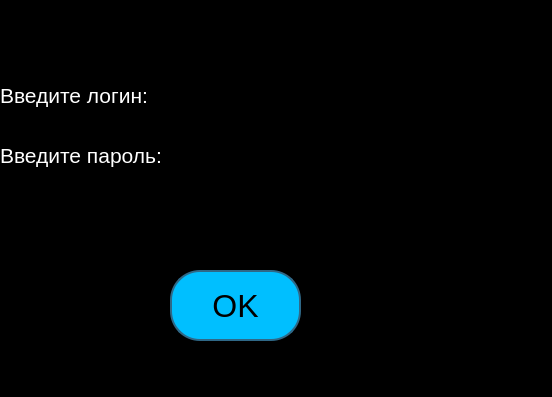
The window that register.ui (bubonka4444/checkers10x10) describes before a commit, drawn with Qt 5.
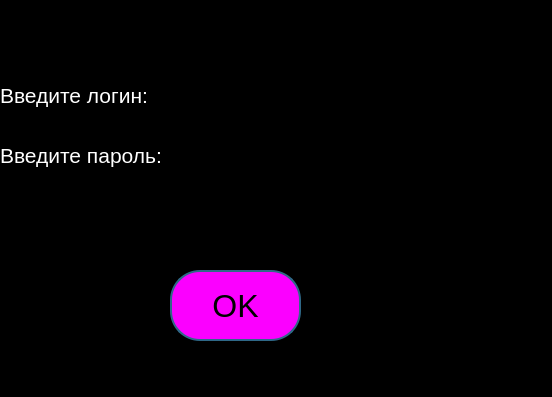
The same window after the commit.

```diff
--- a/register.ui
+++ b/register.ui
@@ -74,7 +74,7 @@
      </font>
     </property>
     <property name="styleSheet">
-     <string notr="true">background-color: #00BFFF;
+     <string notr="true">background-color: #fb00ff;
 border:2px solid #2f6887;
 border-radius: 30;</string>
     </property>
```
